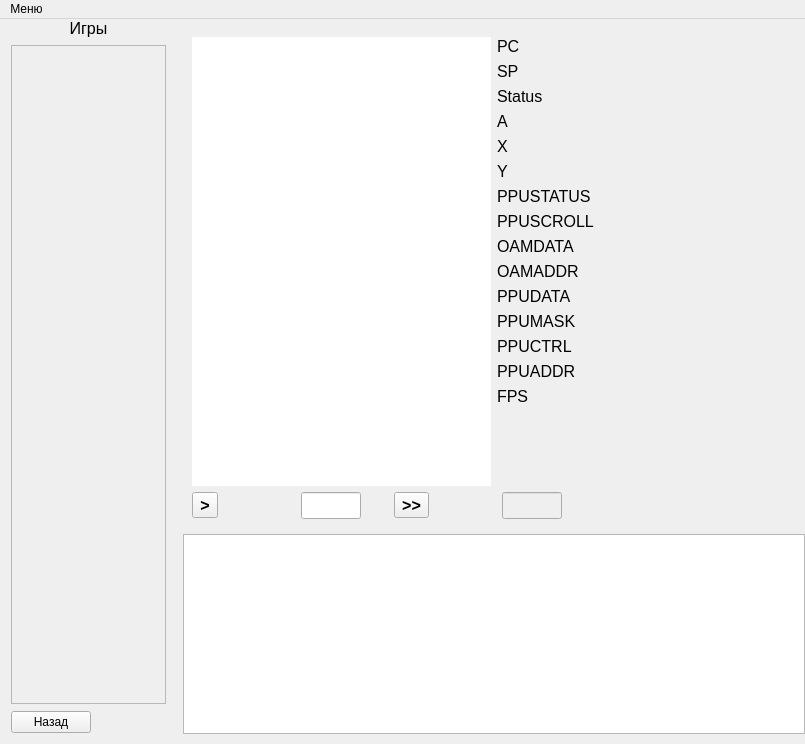
First picture: the form in emulateNES/forms/mainwindow.ui, repository maxim14254/emulateNES, before the edit.
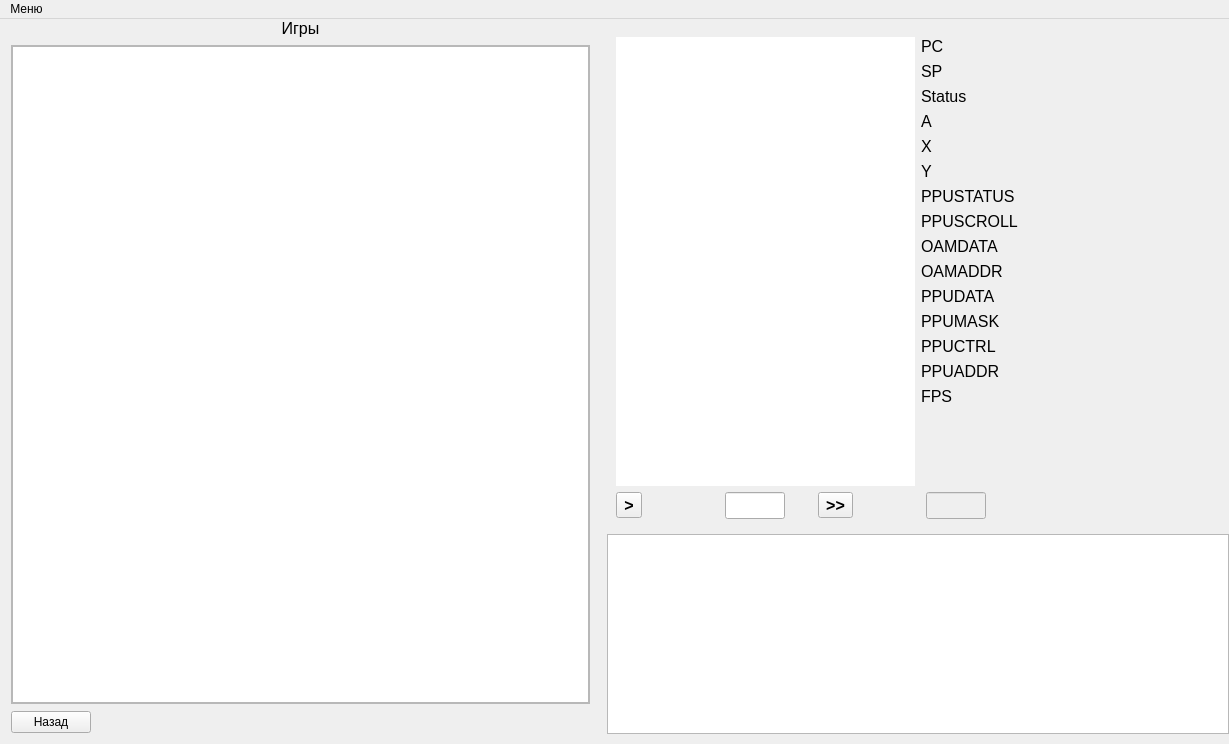
Second picture: the form after the edit. The open tabs and pages were chosen to show the change.

What changed in the file:
```diff
--- a/emulateNES/forms/mainwindow.ui
+++ b/emulateNES/forms/mainwindow.ui
@@ -6,7 +6,7 @@
    <rect>
     <x>0</x>
     <y>0</y>
-    <width>805</width>
+    <width>1229</width>
     <height>744</height>
    </rect>
   </property>
@@ -140,7 +140,7 @@
                    <rect>
                     <x>0</x>
                     <y>0</y>
-                    <width>146</width>
+                    <width>570</width>
                     <height>630</height>
                    </rect>
                   </property>
@@ -158,7 +158,7 @@
                     <number>0</number>
                    </property>
                    <item>
-                    <layout class="QGridLayout" name="gridLayout"/>
+                    <widget class="QListWidget" name="listWidget"/>
                    </item>
                   </layout>
                  </widget>
@@ -1081,7 +1081,7 @@
     <rect>
      <x>0</x>
      <y>0</y>
-     <width>805</width>
+     <width>1229</width>
      <height>27</height>
     </rect>
    </property>
```
Left out of the diff: 2 changed lines with no effect on the pictures.
